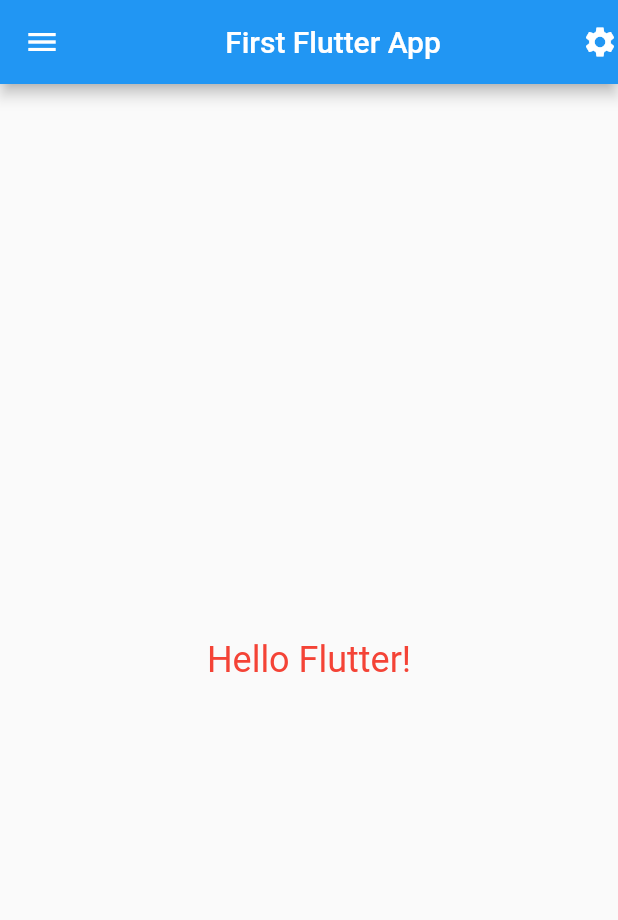
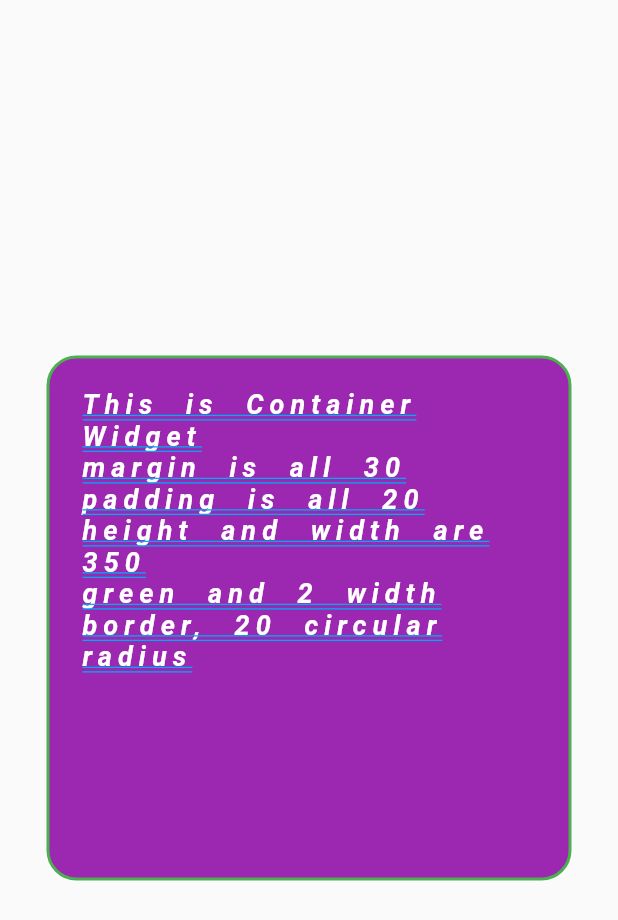
Before and after one commit to HEY-BLOOD/first_flutter_app, a Flutter app: the screen it shows after launch, on a phone screen of 412 x 824 dp. Shown: the top 920 px of the screen. Run offline on Flutter 3.47's test engine with Material 2 defaults, Android fonts, the phone set to English and light mode, and no system bars.

Commit message:
Container Widget & Text Widget

```diff
--- a/lib/main.dart
+++ b/lib/main.dart
@@ -1,48 +1,51 @@
 import 'package:flutter/material.dart';
 
 void main() {
-  runApp(const MyApp());
+  runApp(MyApp());
 }
 
 class MyApp extends StatelessWidget {
   const MyApp({Key? key}) : super(key: key);
 
-  // This widget is the root of your application.
   @override
   Widget build(BuildContext context) {
     return MaterialApp(
-      title: 'Flutter Demo',
-      theme: ThemeData(
-        // This is the theme of your application.
-        //
-        // Try running your application with "flutter run". You'll see the
-        // application has a blue toolbar. Then, without quitting the app, try
-        // changing the primarySwatch below to Colors.green and then invoke
-        // "hot reload" (press "r" in the console where you ran "flutter run",
-        // or simply save your changes to "hot reload" in a Flutter IDE).
-        // Notice that the counter didn't reset back to zero; the application
-        // is not restarted.
-        primarySwatch: Colors.blue,
-      ),
       home: Scaffold(
-        appBar: AppBar(
-          leading: const Icon(Icons.menu),
-          title: const Center(child: Text("First Flutter App")),
-          actions: [
-            InkWell(
-              child: const Icon(Icons.settings),
-              onTap: () {
-                // ignore: avoid_print
-                print("Clicked Setting action.");
-                // do something here.
-              },
+        body: Center(
+          child: Container(
+            alignment: Alignment.topCenter,
+            // margin: EdgeInsets.only(left: 50, right: 10),
+            // margin: EdgeInsets.symmetric(vertical: 240, horizontal: 50),
+            margin: EdgeInsets.all(30),
+            padding: EdgeInsets.all(20),
+            // transform: Matrix4.translationValues(100, -100, 0),
+            height: 350,
+            width: 350,
+            // Cannot provide both a color and a decoration To provide both, use "decoration: BoxDecoration(color: color)".
+            // color: Colors.blue[400],
+            decoration: BoxDecoration(
+                color: Colors.purple,
+                border: Border.all(color: Colors.green, width: 2),
+                borderRadius: BorderRadius.all(Radius.circular(20))),
+            child: const Text(
+              "This is Container Widget\n"
+              "margin is all 30\n"
+              "padding is all 20\n"
+              "height and width are 350\n"
+              "green and 2 width border, 20 circular radius\n",
+              style: TextStyle(
+                color: Colors.white,
+                fontSize: 18,
+                fontFamily: "Roboto",
+                fontWeight: FontWeight.bold,
+                fontStyle: FontStyle.italic,
+                decoration: TextDecoration.underline,
+                decorationColor: Colors.lightBlue,
+                decorationStyle: TextDecorationStyle.double,
+                letterSpacing: 4,
+                wordSpacing: 10,
+              ),
             ),
-          ],
-        ),
-        body: const Center(
-          child: Text(
-            "Hello Flutter!",
-            style: TextStyle(color: Colors.red, fontSize: 24),
           ),
         ),
       ),
```
